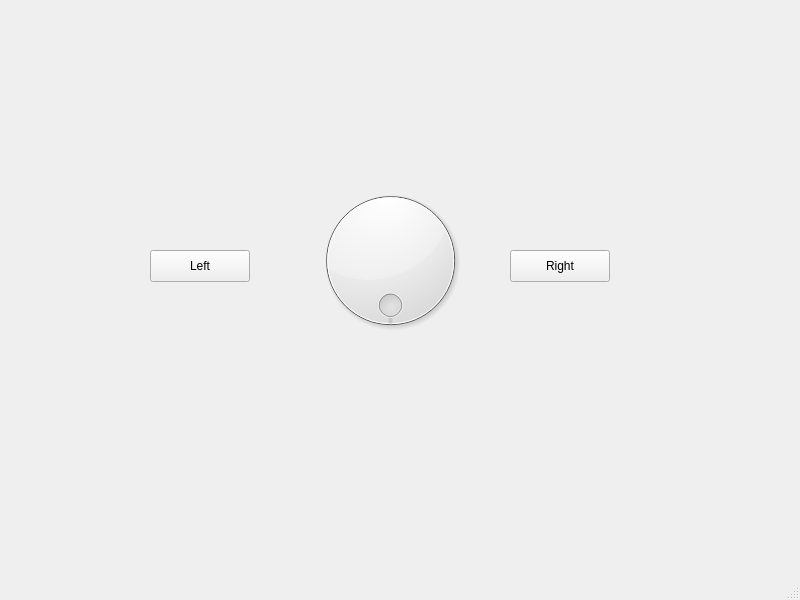
First picture: the form in mainwindow.ui, repository 20jmorrison/ETCH_A_SKETCH, before the edit.
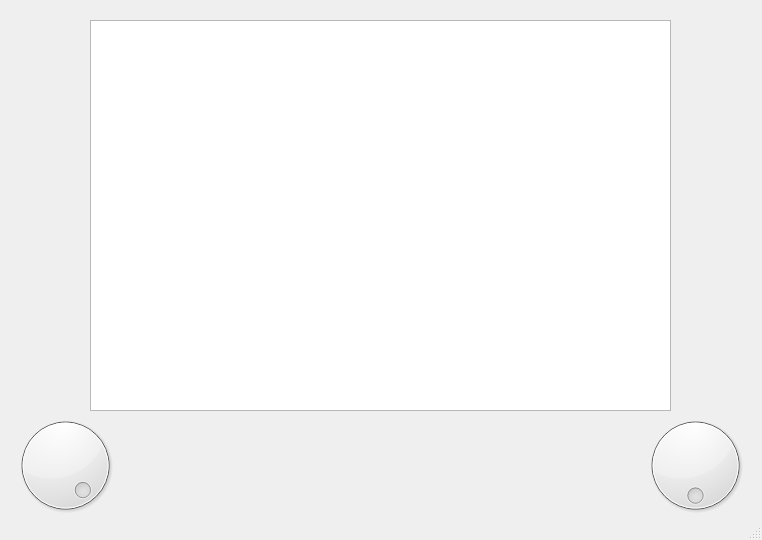
Second picture: the form after the edit.

Patch:
```diff
--- a/mainwindow.ui
+++ b/mainwindow.ui
@@ -6,51 +6,123 @@
    <rect>
     <x>0</x>
     <y>0</y>
-    <width>800</width>
-    <height>600</height>
+    <width>762</width>
+    <height>540</height>
    </rect>
   </property>
   <property name="windowTitle">
    <string>MainWindow</string>
   </property>
+  <property name="autoFillBackground">
+   <bool>false</bool>
+  </property>
+  <property name="dockOptions">
+   <set>QMainWindow::AllowTabbedDocks|QMainWindow::AnimatedDocks</set>
+  </property>
   <widget class="QWidget" name="centralwidget">
-   <widget class="QPushButton" name="left_btn">
+   <widget class="QDial" name="left_dial">
     <property name="geometry">
      <rect>
-      <x>150</x>
-      <y>250</y>
-      <width>100</width>
-      <height>32</height>
+      <x>-10</x>
+      <y>410</y>
+      <width>151</width>
+      <height>111</height>
      </rect>
     </property>
-    <property name="text">
-     <string>Left</string>
+    <property name="layoutDirection">
+     <enum>Qt::LeftToRight</enum>
     </property>
+    <property name="maximum">
+     <number>1000</number>
+    </property>
+    <property name="pageStep">
+     <number>10</number>
+    </property>
+    <property name="value">
+     <number>98</number>
+    </property>
+    <property name="sliderPosition">
+     <number>98</number>
+    </property>
+    <property name="tracking">
+     <bool>false</bool>
+    </property>
+    <property name="orientation">
+     <enum>Qt::Horizontal</enum>
+    </property>
+    <property name="invertedAppearance">
+     <bool>true</bool>
+    </property>
+    <property name="invertedControls">
+     <bool>false</bool>
+    </property>
+    <property name="wrapping">
+     <bool>true</bool>
+    </property>
+    <property name="notchesVisible">
+     <bool>false</bool>
+    </property>
    </widget>
-   <widget class="QPushButton" name="right_btn">
+   <widget class="QDial" name="right_dial">
     <property name="geometry">
      <rect>
-      <x>510</x>
-      <y>250</y>
-      <width>100</width>
-      <height>32</height>
+      <x>630</x>
+      <y>410</y>
+      <width>131</width>
+      <height>111</height>
      </rect>
     </property>
-    <property name="text">
-     <string>Right</string>
+    <property name="maximum">
+     <number>1000</number>
     </property>
+    <property name="pageStep">
+     <number>10</number>
+    </property>
+    <property name="tracking">
+     <bool>false</bool>
+    </property>
+    <property name="invertedAppearance">
+     <bool>true</bool>
+    </property>
+    <property name="invertedControls">
+     <bool>false</bool>
+    </property>
+    <property name="wrapping">
+     <bool>true</bool>
+    </property>
    </widget>
-   <widget class="QDial" name="dial">
+   <widget class="QGraphicsView" name="graphicsView">
     <property name="geometry">
      <rect>
-      <x>310</x>
-      <y>170</y>
-      <width>161</width>
-      <height>181</height>
+      <x>90</x>
+      <y>20</y>
+      <width>581</width>
+      <height>391</height>
      </rect>
     </property>
-    <property name="wrapping">
-     <bool>true</bool>
+    <property name="sizePolicy">
+     <sizepolicy hsizetype="Fixed" vsizetype="Fixed">
+      <horstretch>0</horstretch>
+      <verstretch>0</verstretch>
+     </sizepolicy>
+    </property>
+    <property name="verticalScrollBarPolicy">
+     <enum>Qt::ScrollBarAlwaysOff</enum>
+    </property>
+    <property name="horizontalScrollBarPolicy">
+     <enum>Qt::ScrollBarAlwaysOff</enum>
+    </property>
+    <property name="sizeAdjustPolicy">
+     <enum>QAbstractScrollArea::AdjustToContentsOnFirstShow</enum>
+    </property>
+    <property name="backgroundBrush">
+     <brush brushstyle="SolidPattern">
+      <color alpha="255">
+       <red>214</red>
+       <green>214</green>
+       <blue>214</blue>
+      </color>
+     </brush>
     </property>
    </widget>
   </widget>
```
Left out of the diff: 2 changed lines with no effect on the pictures.
